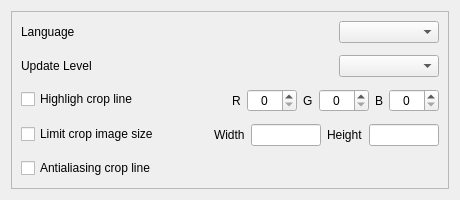
Qt form frontend/src/app/settings_dialog.ui (JaderoChan/ContentAwareImageCrop) before a commit.
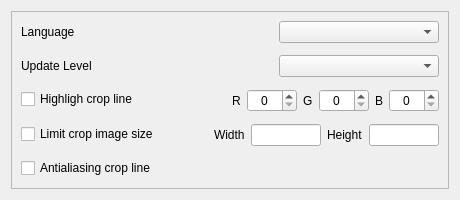
The same form after that commit.

Commit message: Finish Settings Dialog.

```diff
--- a/frontend/src/app/settings_dialog.ui
+++ b/frontend/src/app/settings_dialog.ui
@@ -80,13 +80,13 @@
            <widget class="QComboBox" name="languageComboBox">
             <property name="minimumSize">
              <size>
-              <width>100</width>
+              <width>160</width>
               <height>0</height>
              </size>
             </property>
             <property name="maximumSize">
              <size>
-              <width>100</width>
+              <width>160</width>
               <height>16777215</height>
              </size>
             </property>
@@ -143,13 +143,13 @@
            <widget class="QComboBox" name="updateLevelComboBox">
             <property name="minimumSize">
              <size>
-              <width>100</width>
+              <width>160</width>
               <height>0</height>
              </size>
             </property>
             <property name="maximumSize">
              <size>
-              <width>100</width>
+              <width>160</width>
               <height>16777215</height>
              </size>
             </property>
```
The commit also changes 6 other files.
